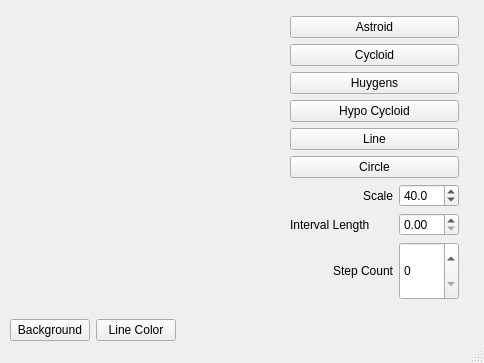
This is mainwindow.ui in crisalgi/QtCurvesCPP as Qt 5 draws it before an edit. The edited form follows.
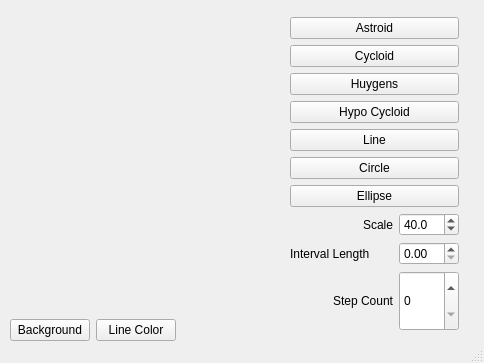
This is the edited form. Custom widgets are drawn as their Qt base class.

```diff
--- a/mainwindow.ui
+++ b/mainwindow.ui
@@ -70,9 +70,9 @@
     <property name="geometry">
      <rect>
       <x>290</x>
-      <y>16</y>
+      <y>17</y>
       <width>169</width>
-      <height>284</height>
+      <height>315</height>
      </rect>
     </property>
     <layout class="QVBoxLayout" name="verticalLayout">
@@ -118,6 +118,13 @@
        </property>
       </widget>
      </item>
+     <item>
+      <widget class="QPushButton" name="btnEllipse">
+       <property name="text">
+        <string>Ellipse</string>
+       </property>
+      </widget>
+     </item>
      <item>
       <layout class="QHBoxLayout" name="horizontalLayout">
        <item>
```
